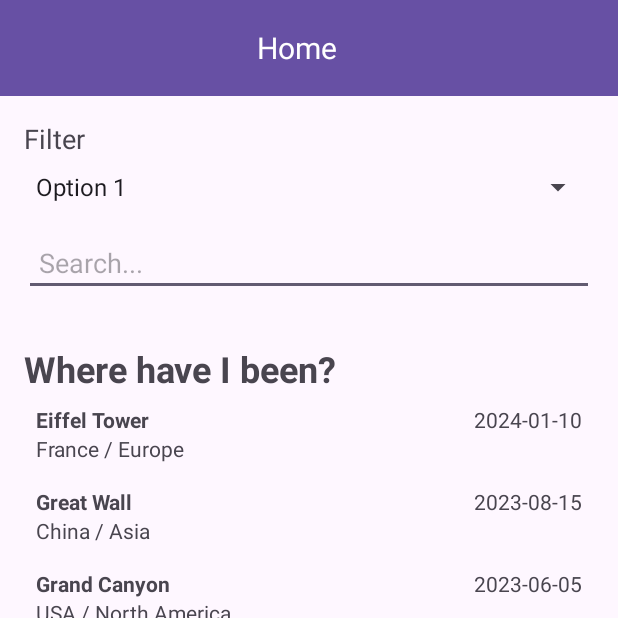
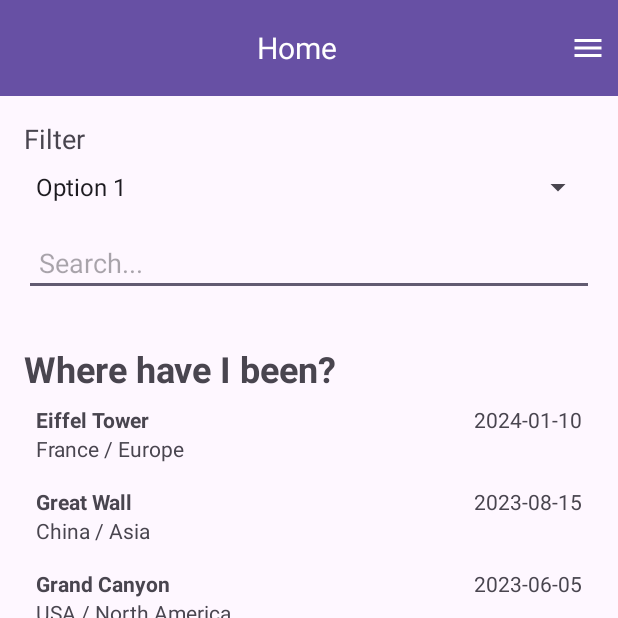
Before and after one commit to Robin-Dostal/TripDiary-app, an Android app: the screen it shows after launch (MainActivity), on a phone screen of 412 x 824 dp, the top half of it. Run offline under Robolectric (Android 15) with nearby library versions, the light colour scheme and no system bars.

Commit message:
Added Drawer menu Added connection to activity CountryList

```diff
--- a/app/src/main/AndroidManifest.xml
+++ b/app/src/main/AndroidManifest.xml
@@ -21,6 +21,7 @@
                 <category android:name="android.intent.category.LAUNCHER" />
             </intent-filter>
         </activity>
+        <activity android:name=".CountryList" android:exported="true" />
     </application>
 
 </manifest>
--- a/app/src/main/java/com/example/traveldiary/MainActivity.kt
+++ b/app/src/main/java/com/example/traveldiary/MainActivity.kt
@@ -1,12 +1,15 @@
 package com.example.traveldiary
 
 import android.R
+import android.content.Intent
 import android.os.Bundle
 import android.widget.ArrayAdapter
 import androidx.appcompat.app.AppCompatActivity
 import androidx.appcompat.widget.Toolbar
+import androidx.core.view.GravityCompat
 import androidx.recyclerview.widget.LinearLayoutManager
 import com.example.traveldiary.databinding.ActivityMainBinding
+import com.example.traveldiary.databinding.DrawerMenuBinding
 import com.example.traveldiary.databinding.ToolbarBinding
 
 
@@ -25,6 +28,30 @@
 
         val toolbarBinding = ToolbarBinding.bind(binding.mytoolbar.root)
         toolbarBinding.toolbarTitle.text = "Home"
+
+
+        // Handle menu button click to open the drawer
+        val drawerLayoutBinding = DrawerMenuBinding.bind(binding.mydrawerMenu.root)
+        toolbarBinding.menu.setOnClickListener{
+            if (binding.drawerLayout.isDrawerOpen(GravityCompat.END)) {
+                binding.drawerLayout.closeDrawer(GravityCompat.END) // Close the drawer if open
+            } else {
+                binding.drawerLayout.openDrawer(GravityCompat.END) // Open the drawer if closed
+            }
+        }
+
+        // Handle menu item clicks (optional)
+        /*
+        binding.drawerMenu.findViewById<View>(R.id.menuItem1).setOnClickListener {
+            // Perform action for Menu Item 1
+            drawerLayout.closeDrawer(Gravity.END)
+        }
+         */
+        drawerLayoutBinding.menuItem2.setOnClickListener{
+            val intent = Intent(this, CountryList::class.java)
+            startActivity(intent)
+        }
+
 
 
         // Initialize the Spinner with some sample data
--- /dev/null
+++ b/app/src/main/res/drawable/menu.xml
@@ -0,0 +1,5 @@
+<vector android:height="24dp" android:tint="#ffffff"
+    android:viewportHeight="24" android:viewportWidth="24"
+    android:width="24dp" xmlns:android="http://schemas.android.com/apk/res/android">
+    <path android:fillColor="@android:color/white" android:pathData="M3,18h18v-2L3,16v2zM3,13h18v-2L3,11v2zM3,6v2h18L21,6L3,6z"/>
+</vector>
--- a/app/src/main/res/layout/activity_main.xml
+++ b/app/src/main/res/layout/activity_main.xml
@@ -1,9 +1,13 @@
 <?xml version="1.0" encoding="utf-8"?>
-<LinearLayout xmlns:android="http://schemas.android.com/apk/res/android"
+<androidx.drawerlayout.widget.DrawerLayout xmlns:android="http://schemas.android.com/apk/res/android"
+    android:layout_width="match_parent"
+    android:layout_height="match_parent"
+    android:id="@+id/drawerLayout">
+
+    <LinearLayout
         android:layout_width="match_parent"
         android:layout_height="match_parent"
         android:orientation="vertical">
-
         <!-- Include the Toolbar -->
         <include
             android:id="@+id/mytoolbar"
@@ -60,5 +64,43 @@
                 android:text="+" />
 
         </LinearLayout>
+    </LinearLayout>
+
+    <include
+        android:id="@+id/mydrawerMenu"
+        layout="@layout/drawer_menu"
+        android:layout_gravity="end"
+        android:layout_width="300dp"
+        android:layout_height="match_parent"/>
+    <!--
+    <LinearLayout
+        android:id="@+id/drawerMenu"
+        android:layout_width="300dp"
+        android:layout_height="match_parent"
+        android:layout_gravity="end"
+        android:orientation="vertical"
+        android:background="@color/white"
+        android:padding="16dp">
+
+    Add drawer menu items
+    <TextView
+        android:id="@+id/menuItem1"
+        android:layout_width="match_parent"
+        android:layout_height="wrap_content"
+        android:text="Menu Item 1"
+        android:textSize="18sp"
+        android:padding="8dp" />
+
+    <TextView
+        android:id="@+id/menuItem2"
+        android:layout_width="match_parent"
+        android:layout_height="wrap_content"
+        android:text="Menu Item 2"
+        android:textSize="18sp"
+        android:padding="8dp" />
 
     </LinearLayout>
+    -->
+
+
+</androidx.drawerlayout.widget.DrawerLayout>
--- a/app/src/main/res/layout/toolbar.xml
+++ b/app/src/main/res/layout/toolbar.xml
@@ -29,15 +29,17 @@
         android:layout_marginEnd="48dp"/>
 
     <ImageButton
-        android:id="@+id/hamburger_menu"
+        android:id="@+id/menu"
         android:layout_width="wrap_content"
         android:layout_height="wrap_content"
         android:layout_gravity="end"
         android:background="?attr/selectableItemBackgroundBorderless"
-        android:padding="8dp"/>
+        android:padding="8dp"
+        android:src="@drawable/menu"
+        android:contentDescription="Menu Button" />
         <!--
         Replace with your hamburger menu drawable
-        android:src="@drawable/ic_menu"
+        android:src="@drawable/menu"
         android:contentDescription="@string/hamburger_menu_description"
         -->
 
```
Also changed, not shown: app/src/main/java/com/example/traveldiary/CountryList.kt (added, +34 -0 lines), app/src/main/res/layout/country_list.xml (added, +36 -0 lines), app/src/main/res/layout/drawer_menu.xml (added, +30 -0 lines). Lines whose indentation alone changed are shown as unchanged.
